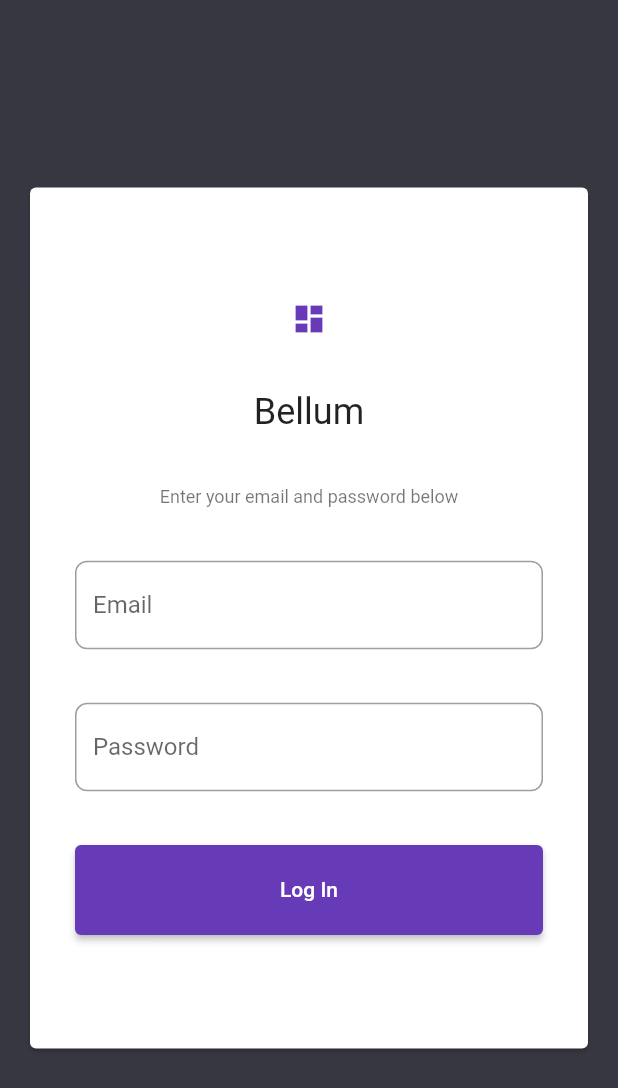
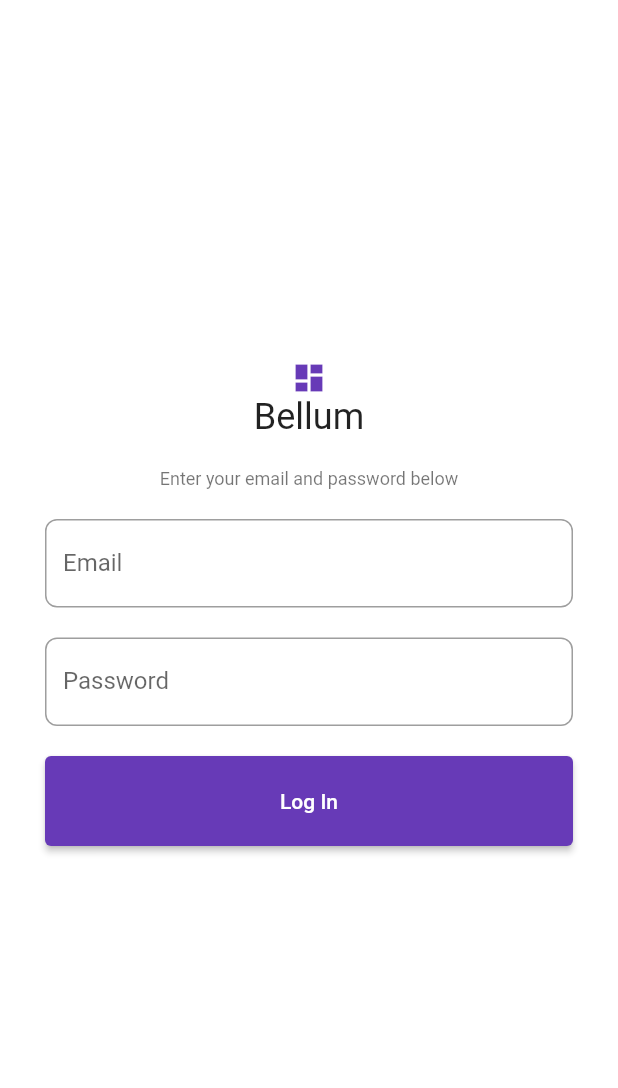
Before and after one commit to osobotu/dashboard_poc, a Flutter app: the screen it shows after launch, on a phone screen of 412 x 824 dp. Shown: the top 1088 px of the screen. Run offline on Flutter 3.47's test engine with Material 2 defaults, Android fonts, the phone set to English and light mode, and no system bars; our stand-ins replace equatable, flutter_bloc, go_router.

Commit message:
added mobile view of login view. Hosted project on firebase

```diff
--- a/lib/login/views/login_view.dart
+++ b/lib/login/views/login_view.dart
@@ -1,10 +1,28 @@
 import 'package:dashboard_poc/login/cubit/auth_cubit.dart';
+import 'package:dashboard_poc/responsive/responsive_layout.dart';
 import 'package:flutter/material.dart';
 import 'package:flutter_bloc/flutter_bloc.dart';
 import 'package:go_router/go_router.dart';
 
 class LoginView extends StatelessWidget {
   const LoginView({super.key});
+
+  @override
+  Widget build(BuildContext context) {
+    return const ResponsiveLayout(
+      mobileLayout: MobileLoginView(),
+      desktopLayout: DesktopLoginView(),
+      tabletLayout: Scaffold(
+        backgroundColor: Colors.amberAccent,
+      ),
+    );
+  }
+}
+
+class DesktopLoginView extends StatelessWidget {
+  const DesktopLoginView({
+    Key? key,
+  }) : super(key: key);
 
   @override
   Widget build(BuildContext context) {
@@ -23,6 +41,7 @@ class LoginView extends StatelessWidget {
               child: Column(
                 mainAxisAlignment: MainAxisAlignment.spaceEvenly,
                 crossAxisAlignment: CrossAxisAlignment.center,
+                mainAxisSize: MainAxisSize.min,
                 children: [
                   const Icon(
                     Icons.dashboard,
@@ -81,7 +100,8 @@ class LoginView extends StatelessWidget {
                           return ElevatedButton(
                             style: ElevatedButton.styleFrom(
                               primary: Colors.deepPurple,
-                              minimumSize: const Size(320, 60),
+                              minimumSize:
+                                  Size(MediaQuery.of(context).size.width, 60),
                             ),
                             onPressed: () async {
                               await context.read<AuthCubit>().login(
@@ -107,3 +127,121 @@ class LoginView extends StatelessWidget {
     );
   }
 }
+
+class MobileLoginView extends StatelessWidget {
+  const MobileLoginView({super.key});
+
+  @override
+  Widget build(BuildContext context) {
+    final theme = Theme.of(context);
+    final emailController = TextEditingController();
+    final passwordController = TextEditingController();
+    return Scaffold(
+      backgroundColor: Colors.white,
+      body: SingleChildScrollView(
+        reverse: true,
+        child: Center(
+          child: Padding(
+            padding: const EdgeInsets.symmetric(horizontal: 30, vertical: 40),
+            child: Column(
+              mainAxisAlignment: MainAxisAlignment.start,
+              crossAxisAlignment: CrossAxisAlignment.center,
+              children: [
+                const SizedBox(
+                  height: 200,
+                ),
+                const Icon(
+                  Icons.dashboard,
+                  color: Colors.deepPurple,
+                ),
+                Text(
+                  'Bellum',
+                  style: theme.textTheme.headline5,
+                ),
+                const SizedBox(
+                  height: 20,
+                ),
+                Text(
+                  'Enter your email and password below',
+                  style: theme.textTheme.caption,
+                ),
+                const SizedBox(
+                  height: 20,
+                ),
+                TextFormField(
+                  controller: emailController,
+                  decoration: InputDecoration(
+                    label: const Text('Email'),
+                    border: OutlineInputBorder(
+                      borderRadius: BorderRadius.circular(8),
+                    ),
+                    hoverColor: Colors.deepPurpleAccent,
+                  ),
+                ),
+                const SizedBox(
+                  height: 20,
+                ),
+                TextFormField(
+                  obscureText: true,
+                  controller: passwordController,
+                  decoration: InputDecoration(
+                    label: const Text('Password'),
+                    border: OutlineInputBorder(
+                      borderRadius: BorderRadius.circular(8),
+                    ),
+                    hoverColor: Colors.deepPurpleAccent,
+                  ),
+                ),
+                const SizedBox(
+                  height: 20,
+                ),
+                BlocConsumer<AuthCubit, AuthState>(
+                  listener: ((context, state) {
+                    if (state is AuthSuccess) {
+                      context.go('/home');
+                    } else if (state is AuthFailure) {
+                      showDialog(
+                          context: context,
+                          builder: (context) {
+                            return const Align(
+                              alignment: Alignment.bottomCenter,
+                              child: AlertDialog(
+                                title: Text(
+                                    'Incorrect Email or Password. Use test details.'),
+                              ),
+                            );
+                          });
+                    }
+                  }),
+                  builder: (context, state) {
+                    return Builder(
+                      builder: (context) {
+                        return ElevatedButton(
+                          style: ElevatedButton.styleFrom(
+                            primary: Colors.deepPurple,
+                            minimumSize:
+                                Size(MediaQuery.of(context).size.width, 60),
+                          ),
+                          onPressed: () async {
+                            await context.read<AuthCubit>().login(
+                                email: emailController.text,
+                                password: passwordController.text);
+                          },
+                          child: state is AuthLoading
+                              ? const CircularProgressIndicator(
+                                  color: Colors.white,
+                                )
+                              : const Text('Log In'),
+                        );
+                      },
+                    );
+                  },
+                ),
+              ],
+            ),
+          ),
+        ),
+      ),
+    );
+  }
+}
--- /dev/null
+++ b/lib/responsive/responsive_layout.dart
@@ -0,0 +1,27 @@
+import 'package:flutter/material.dart';
+
+class ResponsiveLayout extends StatelessWidget {
+  const ResponsiveLayout({
+    Key? key,
+    required this.desktopLayout,
+    required this.mobileLayout,
+    required this.tabletLayout,
+  }) : super(key: key);
+
+  final Widget mobileLayout;
+  final Widget tabletLayout;
+  final Widget desktopLayout;
+
+  @override
+  Widget build(BuildContext context) {
+    return LayoutBuilder(builder: (context, constraints) {
+      if (constraints.maxWidth < 480) {
+        return mobileLayout;
+      } else if (constraints.maxWidth < 1100) {
+        return tabletLayout;
+      } else {
+        return desktopLayout;
+      }
+    });
+  }
+}
```
Also changed, not shown: 4 other files.
